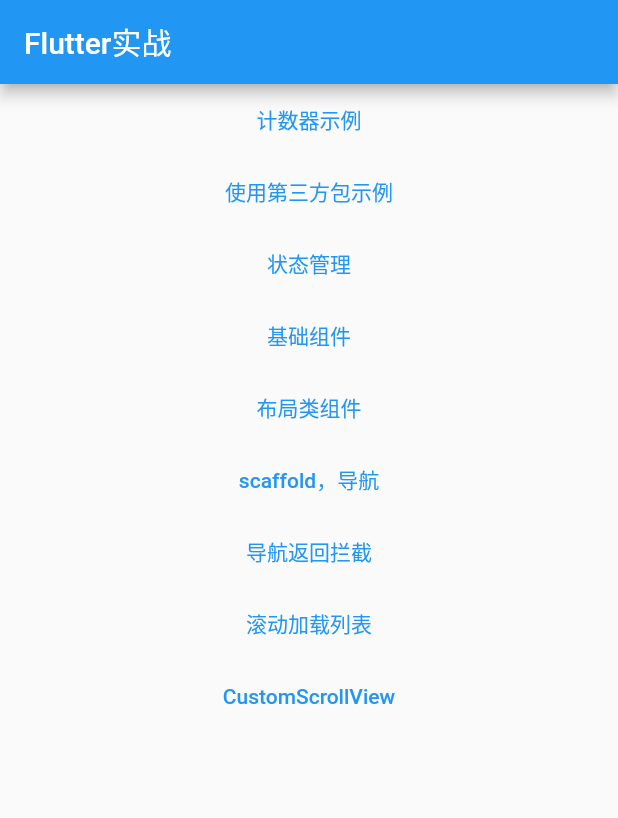
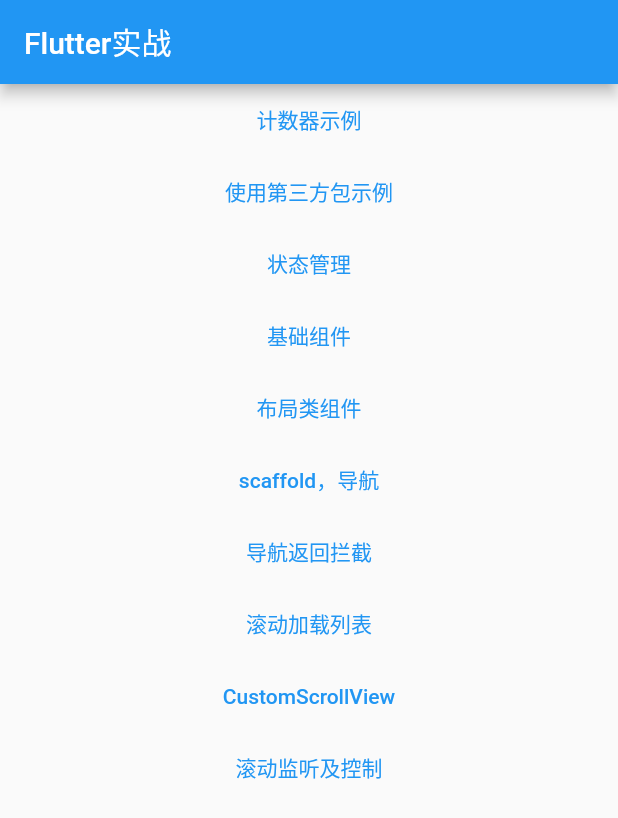
Before and after one commit to liwei511/flutter_practice, a Flutter app: the screen it shows after launch, on a phone screen of 412 x 824 dp. Shown: the top 818 px of the screen. Run offline on Flutter 3.47's test engine with Material 2 defaults, Android fonts, the phone set to English and light mode, and no system bars; our stand-ins replace flutter_swiper; missing offline and left inert: random_words.

Commit message:
滚动监听及控制

```diff
--- a/lib/demo/custom-scrollview.dart
+++ b/lib/demo/custom-scrollview.dart
@@ -1,4 +1,13 @@
 import 'package:flutter/material.dart';
+
+/*
+ * CustomScrollView是可以使用Sliver来自定义滚动模型（效果）的组件。它可以包含多种滚动模型，举个例子，假设有一个页面，顶部需要一个GridView，底部需要一个ListView，而要求整个页面的滑动效果是统一的，即它们看起来是一个整体。如果使用GridView+ListView来实现的话，就不能保证一致的滑动效果，因为它们的滚动效果是分离的，所以这时就需要一个"胶水"，把这些彼此独立的可滚动组件"粘"起来，而CustomScrollView的功能就相当于“胶水”。
+
+可滚动组件的Sliver版
+Sliver在前面讲过，有细片、薄片之意，在Flutter中，Sliver通常指可滚动组件子元素（就像一个个薄片一样）。但是在CustomScrollView中，需要粘起来的可滚动组件就是CustomScrollView的Sliver了，如果直接将ListView、GridView作为CustomScrollView是不行的，因为它们本身是可滚动组件而并不是Sliver！因此，为了能让可滚动组件能和CustomScrollView配合使用，Flutter提供了一些可滚动组件的Sliver版，如SliverList、SliverGrid等。实际上Sliver版的可滚动组件和非Sliver版的可滚动组件最大的区别就是前者不包含滚动模型（自身不能再滚动），而后者包含滚动模型 ，也正因如此，CustomScrollView才可以将多个Sliver"粘"在一起，这些Sliver共用CustomScrollView的Scrollable，所以最终才实现了统一的滑动效果。
+
+Sliver系列Widget比较多，我们不会一一介绍，读者只需记住它的特点，需要时再去查看文档即可。上面之所以说“大多数”Sliver都和可滚动组件对应，是由于还有一些如SliverPadding、SliverAppBar等是和可滚动组件无关的，它们主要是为了结合CustomScrollView一起使用，这是因为CustomScrollView的子组件必须都是Sliver。
+ */
 
 class CustomScrollViewDemo extends StatelessWidget {
   CustomScrollViewDemo({Key key, this.title}) : super(key: key);
--- a/lib/demo/index.dart
+++ b/lib/demo/index.dart
@@ -6,6 +6,7 @@
 export 'scaffold.dart';
 export 'will-popscope.dart';
 export 'listview.dart';
+export 'scroll-controller.dart';
 
 const DemoTitle = {
   'counter': '计数器示例',
@@ -17,4 +18,5 @@
   'will-popscope': '导航返回拦截',
   'listview': '滚动加载列表',
   'custom-scroll': 'CustomScrollView',
+  'scroll-controller': '滚动监听及控制',
 };
--- a/lib/demo/listview.dart
+++ b/lib/demo/listview.dart
@@ -5,10 +5,10 @@
   ListViewDemo({Key key, this.title}) : super(key: key);
   final String title;
   @override
-  State<StatefulWidget> createState() => _InfiniteListViewState();
+  State<StatefulWidget> createState() => InfiniteListViewState();
 }
 
-class _InfiniteListViewState extends State<ListViewDemo> {
+class InfiniteListViewState extends State<ListViewDemo> {
   static const loadingTag = '##loading##';
   List _words = <String>[loadingTag];
 
--- a/lib/main.dart
+++ b/lib/main.dart
@@ -128,6 +128,16 @@
                 }));
               },
             ),
+            FlatButton(
+              child: Text(DemoTitle['scroll-controller']),
+              textColor: Colors.blue,
+              onPressed: () {
+                Navigator.push(context, MaterialPageRoute(builder: (context) {
+                  return ScrollControllerDemo(
+                      title: DemoTitle['scroll-controller']);
+                }));
+              },
+            ),
           ],
         ),
       ),
```
Also changed, not shown: lib/demo/scroll-controller.dart (added, +53 -0 lines).
